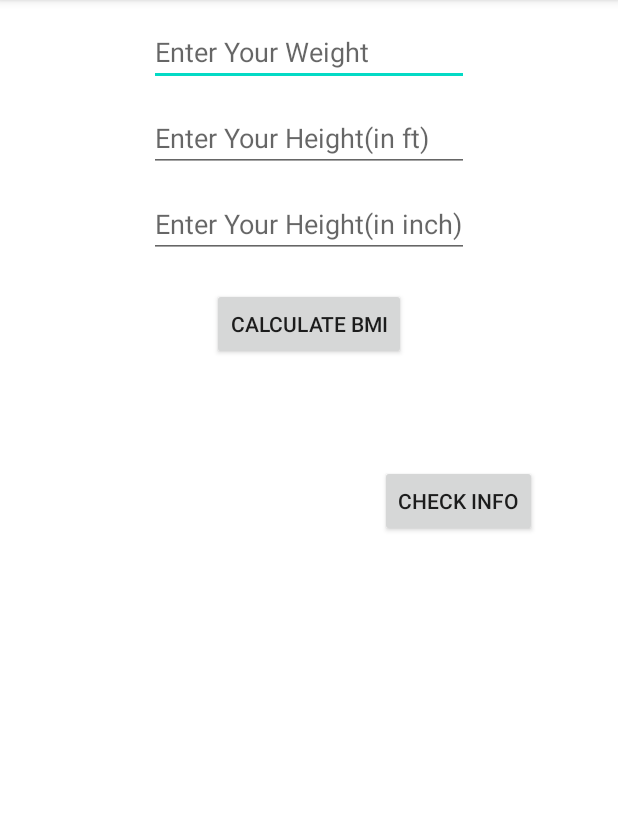
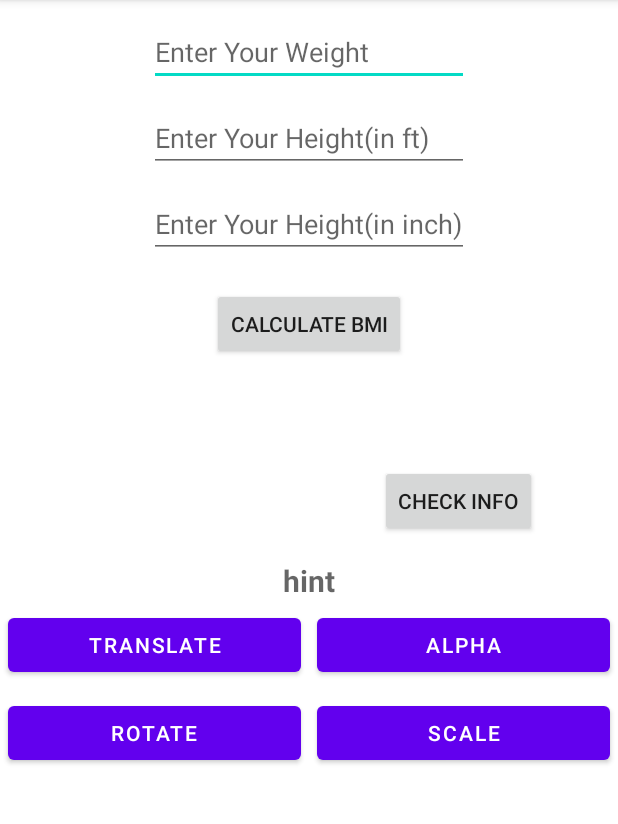
Before and after one commit to Dave-Priyanshu/BMI_Cal, an Android app: the screen it shows after launch (MainActivity), on a phone screen of 412 x 824 dp, the part 84-908 px from its top. Run offline under Robolectric (Android 15) with nearby library versions, the phone set to English and light mode, and no system bars.

Commit message:
Added Animation on the Result text box

```diff
--- a/app/src/main/java/com/example/bmi_cal/MainActivity.java
+++ b/app/src/main/java/com/example/bmi_cal/MainActivity.java
@@ -6,6 +6,8 @@ import androidx.appcompat.widget.Toolbar;
 import android.content.Intent;
 import android.os.Bundle;
 import android.view.View;
+import android.view.animation.Animation;
+import android.view.animation.AnimationUtils;
 import android.widget.Button;
 import android.widget.EditText;
 import android.widget.LinearLayout;
@@ -26,7 +28,11 @@ public class MainActivity extends AppCompatActivity {
         EditText edtWeight,edtHeightFt,edtHeightIn;
         Button btnCalculate;
         Button btnNext;
+        //adding animation on the result
         TextView txtResult;
+        //adding buttons
+        Button btnTranslate,btnAlpha,btnRoatate,btnScale;
+
         LinearLayout LiMain;
 
         edtWeight = findViewById(R.id.edtWeight);
@@ -34,11 +40,52 @@ public class MainActivity extends AppCompatActivity {
         edtHeightIn = findViewById(R.id.edtHeightIn);
         btnCalculate = findViewById(R.id.btnCalculate);
         btnNext = findViewById(R.id.btnNext);
+        //adding animation on the result
         txtResult = findViewById(R.id.txtResult);
+        //id finding
+        btnTranslate = findViewById(R.id.btnTranslate);
+        btnAlpha = findViewById(R.id.btnAlpha);
+        btnRoatate = findViewById(R.id.btnRoatate);
+        btnScale = findViewById(R.id.btnScale);
+
         LiMain = findViewById(R.id.LiMain);
 
+
+
+        //creating listener for animation buttons
+        btnTranslate.setOnClickListener(new View.OnClickListener() {
+            @Override
+            public void onClick(View view) {
+                Animation move = AnimationUtils.loadAnimation(getApplicationContext(),R.anim.move);
+                txtResult.startAnimation(move);
+
+            }
+        });
+        btnAlpha.setOnClickListener(new View.OnClickListener() {
+            @Override
+            public void onClick(View view) {
+                Animation alpha = AnimationUtils.loadAnimation(getApplicationContext(),R.anim.alpha);
+                txtResult.startAnimation(alpha);
+
+            }
+        });
+        btnRoatate.setOnClickListener(new View.OnClickListener() {
+            @Override
+            public void onClick(View view) {
+                Animation rotate = AnimationUtils.loadAnimation(getApplicationContext(),R.anim.rotate);
+                txtResult.startAnimation(rotate);
+
+            }
+        });
+        btnScale.setOnClickListener(new View.OnClickListener() {
+            @Override
+            public void onClick(View view) {
+                Animation scale = AnimationUtils.loadAnimation(getApplicationContext(),R.anim.scale);
+                txtResult.startAnimation(scale);
+
+            }
+        });
         //creating what will happen after clicks..
-
         btnCalculate.setOnClickListener(new View.OnClickListener() {
             @Override
             public void onClick(View view) {
--- /dev/null
+++ b/app/src/main/res/anim/alpha.xml
@@ -0,0 +1,7 @@
+<?xml version="1.0" encoding="utf-8"?>
+<set xmlns:android="http://schemas.android.com/apk/res/android">
+
+    <alpha android:fromAlpha="0"
+        android:toAlpha="1"
+        android:duration="4000"/>
+</set>
--- /dev/null
+++ b/app/src/main/res/anim/move.xml
@@ -0,0 +1,11 @@
+<?xml version="1.0" encoding="utf-8"?>
+<set xmlns:android="http://schemas.android.com/apk/res/android"
+    android:shareInterpolator="@android:anim/bounce_interpolator">
+
+
+    <translate android:fromXDelta="0"
+        android:toXDelta="400"
+        android:duration="4000"
+        android:repeatCount="infinite"
+        android:repeatMode="reverse"/>
+</set>
--- /dev/null
+++ b/app/src/main/res/anim/rotate.xml
@@ -0,0 +1,10 @@
+<?xml version="1.0" encoding="utf-8"?>
+<set xmlns:android="http://schemas.android.com/apk/res/android">
+
+    <rotate android:fromDegrees="0"
+        android:toDegrees="3600"
+        android:duration="12000"
+        android:pivotX="50%"
+        android:pivotY="50%"/>
+
+</set>
--- /dev/null
+++ b/app/src/main/res/anim/scale.xml
@@ -0,0 +1,9 @@
+<?xml version="1.0" encoding="utf-8"?>
+<set xmlns:android="http://schemas.android.com/apk/res/android">
+
+    <scale android:fromXScale="1"
+        android:toXScale="4"
+        android:fromYScale="1"
+        android:toYScale="4"
+        android:duration="4000"/>
+</set>
--- a/app/src/main/res/layout/activity_main.xml
+++ b/app/src/main/res/layout/activity_main.xml
@@ -57,12 +57,62 @@
     <TextView
 
         android:id="@+id/txtResult"
+        android:hint="hint"
         android:layout_width="wrap_content"
         android:layout_height="wrap_content"
         android:textSize="20dp"
         android:textStyle="bold"
         android:layout_marginTop="15dp"/>
 
+    <LinearLayout
+        android:layout_width="match_parent"
+        android:layout_height="wrap_content"
+        android:orientation="horizontal"
+        android:layout_gravity="bottom">
+
+        <Button
+            android:id="@+id/btnTranslate"
+            android:layout_width="0dp"
+            android:layout_height="wrap_content"
+            android:layout_weight="1"
+            android:layout_margin="5dp"
+            android:text="Translate"/>
+
+        <Button
+            android:id="@+id/btnAlpha"
+            android:layout_width="0dp"
+            android:layout_height="wrap_content"
+            android:layout_weight="1"
+            android:layout_margin="5dp"
+            android:text="Alpha"/>
+
+    </LinearLayout>
+
+    <LinearLayout
+        android:layout_width="match_parent"
+        android:layout_height="wrap_content"
+        android:orientation="horizontal"
+        android:layout_gravity="bottom">
+
+        <Button
+            android:id="@+id/btnRoatate"
+            android:layout_width="0dp"
+            android:layout_height="wrap_content"
+            android:layout_weight="1"
+            android:layout_margin="5dp"
+            android:text="Rotate"/>
+        <Button
+            android:id="@+id/btnScale"
+            android:layout_width="0dp"
+            android:layout_height="wrap_content"
+            android:layout_weight="1"
+            android:layout_margin="5dp"
+            android:text="Scale"/>
+
+    </LinearLayout>
+
+
+
 
 
 
```
